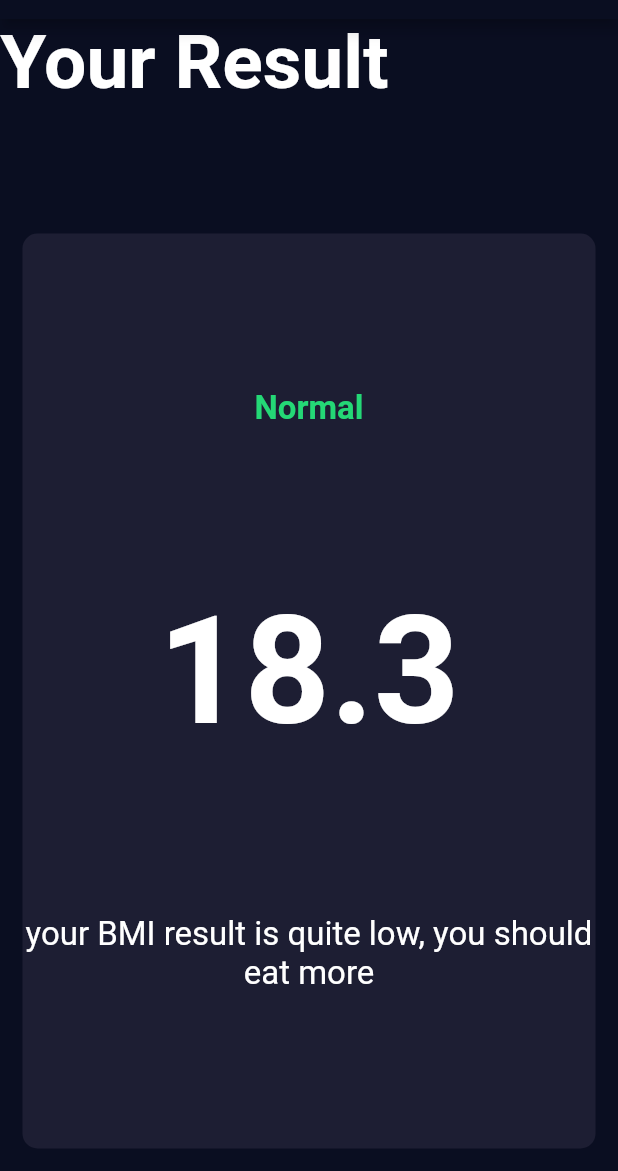
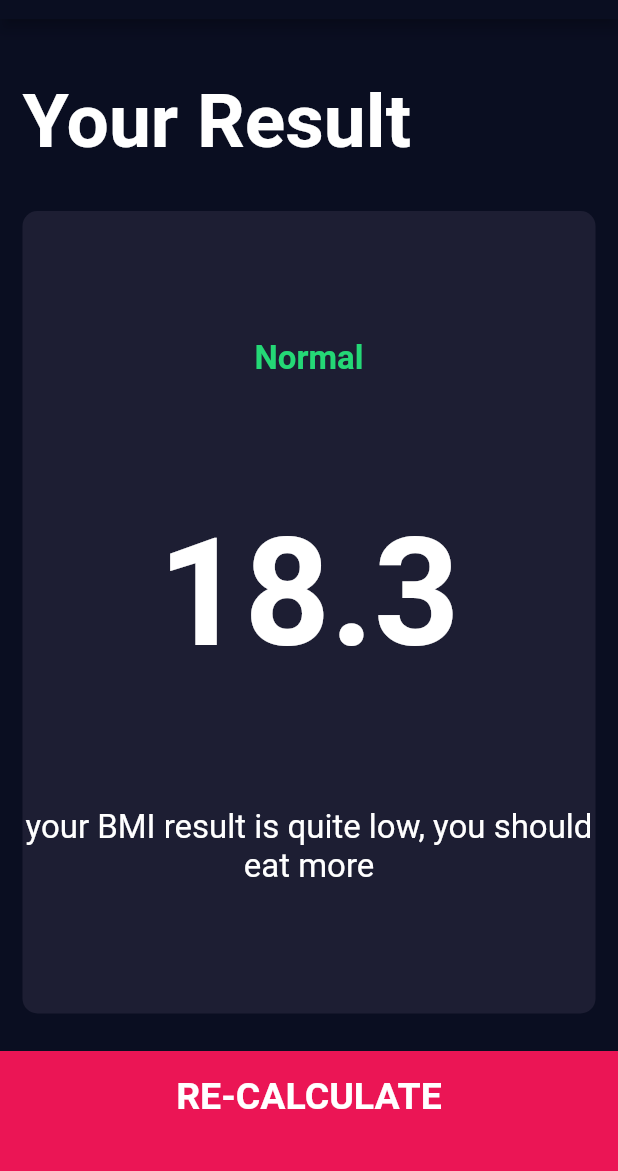
Before and after one commit to daryllman/BMI-Calculator, a Flutter app: the ResultsPage screen opened directly, on a phone screen of 412 x 824 dp, the part 65-1236 px from its top. Run offline on Flutter 3.47's test engine with Material 2 defaults, Android fonts, the phone set to English and light mode, and no system bars; our stand-ins replace font_awesome_flutter.

Commit message:
refactor and organise to different places, finalise design

```diff
--- a/lib/bottom_button.dart
+++ b/lib/components/bottom_button.dart
@@ -1,5 +1,5 @@
 import 'package:flutter/material.dart';
-import 'constants.dart';
+import '../constants.dart';
 
 class BottomButton extends StatelessWidget {
   final Function onTap;
--- a/lib/icon_content.dart
+++ b/lib/components/icon_content.dart
@@ -1,5 +1,5 @@
 import 'package:flutter/material.dart';
-import 'constants.dart';
+import '../constants.dart';
 
 
 class IconContent extends StatelessWidget {
--- a/lib/main.dart
+++ b/lib/main.dart
@@ -1,5 +1,5 @@
 import 'package:flutter/material.dart';
-import 'input_page.dart';
+import 'screens/input_page.dart';
 
 
 void main() => runApp(BMICalculator());
--- a/lib/results_page.dart
+++ b/lib/screens/results_page.dart
@@ -1,6 +1,7 @@
+import 'package:bmi_calculator/components/reusable_card.dart';
 import 'package:bmi_calculator/constants.dart';
 import 'package:flutter/material.dart';
-import 'reusable_card.dart';
+import 'package:bmi_calculator/components/bottom_button.dart';
 
 class ResultsPage extends StatelessWidget {
   @override
@@ -15,6 +16,8 @@ class ResultsPage extends StatelessWidget {
         children: <Widget>[
           Expanded(
             child: Container(
+              padding: EdgeInsets.all(15.0),
+              alignment: Alignment.bottomLeft,
               child: Text(
                 'Your Result',
                 style: kTitleTextStyle,
@@ -46,6 +49,12 @@ class ResultsPage extends StatelessWidget {
               ),
             ),
           ),
+          BottomButton(
+            buttonTitle: 'RE-CALCULATE',
+            onTap: () {
+              Navigator.pop(context);
+            },
+          ),
         ],
       ),
     );
```
Also changed, not shown: lib/screens/input_page.dart (renamed from lib/input_page.dart, +6 -6 lines), lib/components/reusable_card.dart (renamed from lib/reusable_card.dart), lib/components/round_icon_button.dart (renamed from lib/round_icon_button.dart).
